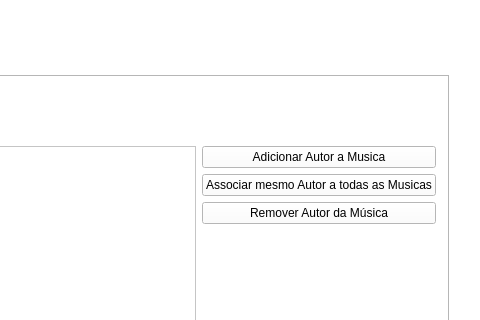
Qt form media5/mainwindow.ui (Grupo-9-EngenhariaSoftware2016/Media-Player) before a commit; both pictures show x 552 to 1032 and y 0 to 320 of the 1032 by 706 pixel window.
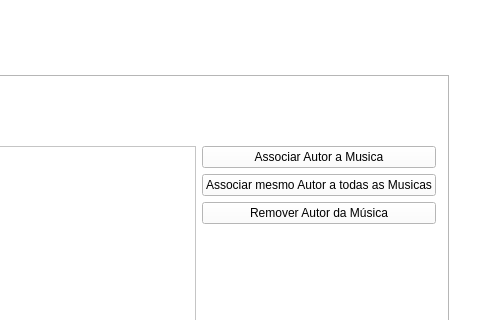
The same form after that commit. The open tabs and pages were chosen to show the change. Icons and pictures are not drawn.

Commit message:
Botões remove
botões remove funcionam para uma ou mais entradas de tabelas.

```diff
--- a/media5/mainwindow.ui
+++ b/media5/mainwindow.ui
@@ -2043,7 +2043,7 @@
               <item row="2" column="4">
                <widget class="QPushButton" name="page_add_album_button_addArtistTo">
                 <property name="text">
-                 <string>Adicionar Autor a Musica</string>
+                 <string>Associar Autor a Musica</string>
                 </property>
                </widget>
               </item>
```
Left out of the diff: 2 changed lines with no effect on the pictures. The commit also changes 1 other file.
